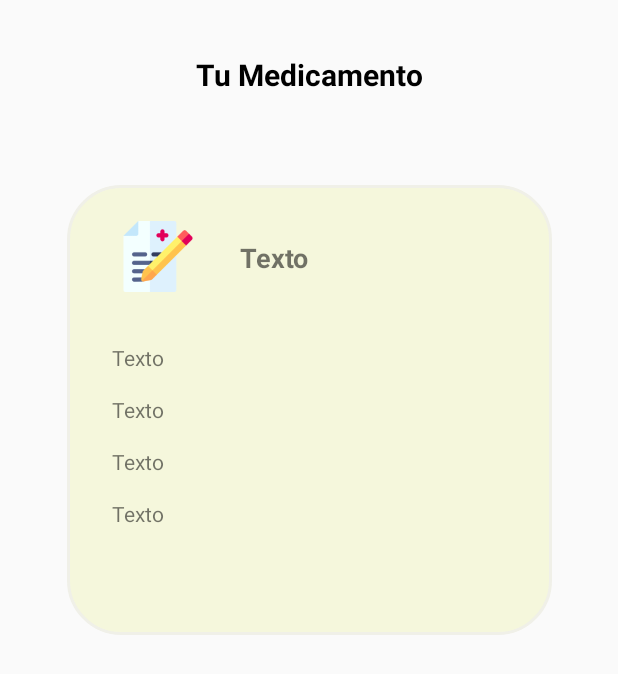
After one commit to DanielHernandez627/MedicineApp, an Android app: the layout activity_view_medicine.xml on its own in the app's theme, with its tools: preview values and no code run, on a phone screen of 412 x 824 dp. The commit adds this screen. Shown: the top 674 px of the screen. Run offline under Robolectric (Android 15) with nearby library versions, the phone set to English and light mode, and no system bars.

Commit message:
Creacion pantalla de medicamento y logica

```diff
--- a/Aplicacion/app/src/main/AndroidManifest.xml
+++ b/Aplicacion/app/src/main/AndroidManifest.xml
@@ -19,6 +19,9 @@
         android:supportsRtl="true"
         android:theme="@style/Theme.AppCompat.Light.NoActionBar"
         tools:targetApi="31">
+        <activity
+            android:name=".ViewMedicine"
+            android:exported="false" />
         <activity
             android:name=".BarcodeScanner"
             android:exported="false" />
--- a/Aplicacion/app/src/main/java/com/madicine/deliverycontrol/Entities/Medicamentos.kt
+++ b/Aplicacion/app/src/main/java/com/madicine/deliverycontrol/Entities/Medicamentos.kt
@@ -6,4 +6,7 @@ data class Medicamentos(var nombre: String,
                         var concentracion: String,
                         var codigo: String,
                         var idMedicamento: String,
-                        var idLaboratorio: String): Serializable
+                        var idLaboratorio: String,
+                        var tipoMedicamento: String,
+                        var contraIndicacion: String,
+                        var nombreLaboratorio: String): Serializable
--- a/Aplicacion/app/src/main/res/drawable/rounded_rectangle.xml
+++ b/Aplicacion/app/src/main/res/drawable/rounded_rectangle.xml
@@ -3,7 +3,7 @@
     android:shape="rectangle">
 
     <!-- Color de fondo del rectángulo -->
-    <solid android:color="@color/principalBlue" /> <!-- Cambia este color por el que desees -->
+    <solid android:color="@color/principalBlue" />
 
     <!-- Esquinas redondeadas solo en la parte superior -->
     <corners
--- /dev/null
+++ b/Aplicacion/app/src/main/res/drawable/rounded_rectangle_medicine.xml
@@ -0,0 +1,24 @@
+<!-- res/drawable/rounded_rectangle.xml -->
+<shape xmlns:android="http://schemas.android.com/apk/res/android"
+    android:shape="rectangle">
+
+    <!-- Color de fondo del rectángulo -->
+    <solid android:color="@color/principalBeige" />
+
+    <!-- Esquinas redondeadas solo en la parte superior -->
+    <corners
+        android:topLeftRadius="35dp"
+        android:topRightRadius="35dp"
+        android:bottomLeftRadius="35dp"
+        android:bottomRightRadius="35dp" />
+
+    <stroke
+        android:width="2dp"
+        android:color="@color/boderGray" />
+
+    <padding
+        android:left="2dp"
+        android:top="2dp"
+        android:right="2dp"
+        android:bottom="2dp" />
+</shape>
--- /dev/null
+++ b/Aplicacion/app/src/main/res/layout/activity_view_medicine.xml
@@ -0,0 +1,98 @@
+<?xml version="1.0" encoding="utf-8"?>
+<androidx.constraintlayout.widget.ConstraintLayout xmlns:android="http://schemas.android.com/apk/res/android"
+    xmlns:app="http://schemas.android.com/apk/res-auto"
+    xmlns:tools="http://schemas.android.com/tools"
+    android:id="@+id/main"
+    android:layout_width="match_parent"
+    android:layout_height="match_parent"
+    tools:context=".ViewMedicine">
+
+    <TextView
+        android:id="@+id/tlPrincipalMedicamento"
+        android:layout_width="wrap_content"
+        android:layout_height="wrap_content"
+        android:layout_marginTop="36dp"
+        android:text="@string/tlPrincipalMedicamentos"
+        android:textSize="20sp"
+        android:textStyle="bold"
+        android:textColor="@color/black"
+        app:layout_constraintEnd_toEndOf="parent"
+        app:layout_constraintStart_toStartOf="parent"
+        app:layout_constraintTop_toTopOf="parent" />
+
+    <TextView
+        android:id="@+id/cardMedicamento"
+        android:layout_width="323dp"
+        android:layout_height="300dp"
+        android:layout_marginTop="60dp"
+        android:background="@drawable/rounded_rectangle_medicine"
+        android:gravity="center"
+        android:padding="20dp"
+        android:textColor="@android:color/white"
+        android:textSize="18sp"
+        app:layout_constraintEnd_toEndOf="parent"
+        app:layout_constraintStart_toStartOf="parent"
+        app:layout_constraintTop_toBottomOf="@+id/tlPrincipalMedicamento" />
+
+    <ImageView
+        android:id="@+id/imgPrescription"
+        android:layout_width="49dp"
+        android:layout_height="47dp"
+        android:layout_marginStart="36dp"
+        android:layout_marginTop="24dp"
+        app:layout_constraintStart_toStartOf="@+id/cardMedicamento"
+        app:layout_constraintTop_toTopOf="@+id/cardMedicamento"
+        app:srcCompat="@drawable/prescription" />
+
+    <TextView
+        android:id="@+id/tlMedicamento"
+        android:layout_width="wrap_content"
+        android:layout_height="wrap_content"
+        android:layout_marginStart="30dp"
+        android:layout_marginTop="36dp"
+        android:text="@string/tlUsuario"
+        android:textSize="18sp"
+        android:textStyle="bold"
+        app:layout_constraintStart_toEndOf="@+id/imgPrescription"
+        app:layout_constraintTop_toTopOf="@+id/cardMedicamento" />
+
+    <TextView
+        android:id="@+id/tlConcentracion"
+        android:layout_width="wrap_content"
+        android:layout_height="wrap_content"
+        android:layout_marginStart="30dp"
+        android:layout_marginTop="34dp"
+        android:text="@string/tlUsuario"
+        app:layout_constraintStart_toStartOf="@+id/cardMedicamento"
+        app:layout_constraintTop_toBottomOf="@+id/imgPrescription" />
+
+    <TextView
+        android:id="@+id/tlTipo"
+        android:layout_width="wrap_content"
+        android:layout_height="wrap_content"
+        android:layout_marginStart="30dp"
+        android:layout_marginTop="15dp"
+        android:text="@string/tlUsuario"
+        app:layout_constraintStart_toStartOf="@+id/cardMedicamento"
+        app:layout_constraintTop_toBottomOf="@+id/tlConcentracion" />
+
+    <TextView
+        android:id="@+id/tlLaboratorio"
+        android:layout_width="wrap_content"
+        android:layout_height="wrap_content"
+        android:layout_marginStart="30dp"
+        android:layout_marginTop="15dp"
+        android:text="@string/tlUsuario"
+        app:layout_constraintStart_toStartOf="@+id/cardMedicamento"
+        app:layout_constraintTop_toBottomOf="@+id/tlTipo" />
+
+    <TextView
+        android:id="@+id/tlPeligro"
+        android:layout_width="wrap_content"
+        android:layout_height="wrap_content"
+        android:layout_marginStart="30dp"
+        android:layout_marginTop="15dp"
+        android:text="@string/tlUsuario"
+        app:layout_constraintStart_toStartOf="@+id/cardMedicamento"
+        app:layout_constraintTop_toBottomOf="@+id/tlLaboratorio" />
+</androidx.constraintlayout.widget.ConstraintLayout>
--- a/Aplicacion/app/src/main/res/values/colors.xml
+++ b/Aplicacion/app/src/main/res/values/colors.xml
@@ -7,4 +7,6 @@
     <color name="cardblue">#0D3B66</color>
     <color name="btnBlue">#043B5C</color>
     <color name="textMPrincipal">#043B5C</color>
+    <color name="principalBeige">#F5F7DC</color>
+    <color name="boderGray">#F0F0E8</color>
 </resources>
--- a/Aplicacion/app/src/main/res/values/strings.xml
+++ b/Aplicacion/app/src/main/res/values/strings.xml
@@ -38,7 +38,7 @@
     <string name="card_history">Historial de \n Busqueda</string>
     <!--Texto Cards Menu Principal -->
 
-    <!--Cadena para consumo de APIs -->
-    <string name="Url">https://apimdcs-production.up.railway.app/api/medicamentos/leerCodigoBarras</string>
-    <!--Cadena para consumo de APIs -->
+    <!--Consulta Medicamentos -->
+    <string name="tlPrincipalMedicamentos">Tu Medicamento</string>
+    <!--Consulta Medicamentos -->
 </resources>
```
Also changed, not shown: Aplicacion/app/src/main/java/com/madicine/deliverycontrol/MenuPrincipal.kt (+30 -9 lines), Aplicacion/app/src/main/java/com/madicine/deliverycontrol/ViewMedicine.kt (added, +55 -0 lines), Aplicacion/app/src/main/java/com/madicine/deliverycontrol/viewModels/MedicamentosViewModel.kt (+23 -4 lines), Aplicacion/app/src/main/res/layout/activity_menu_principal.xml (+4 -13 lines), Aplicacion/app/src/main/res/drawable/prescription.png (added).
